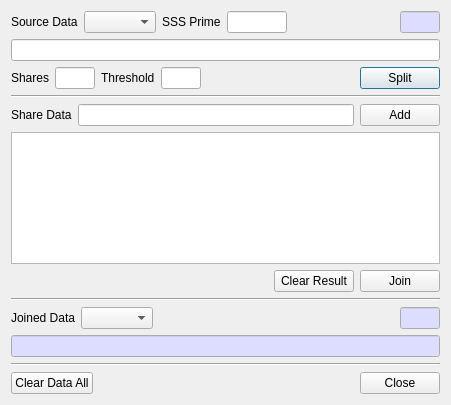
Qt form BerEditor/sss_dlg.ui (jykim74/BerEditor) before a commit.
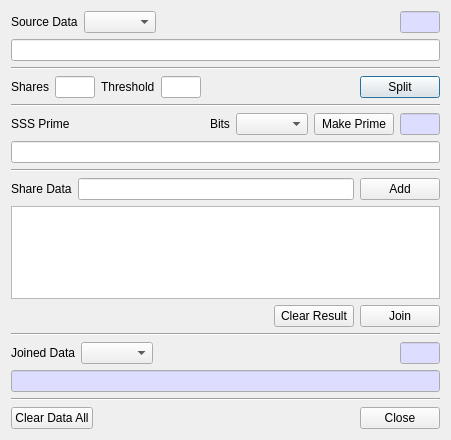
The same form after that commit.

Commit message: OpenSSL SSS 버그 수정

Patch:
```diff
--- a/BerEditor/sss_dlg.ui
+++ b/BerEditor/sss_dlg.ui
@@ -7,7 +7,7 @@
     <x>0</x>
     <y>0</y>
     <width>451</width>
-    <height>405</height>
+    <height>440</height>
    </rect>
   </property>
   <property name="windowTitle">
@@ -36,13 +36,6 @@
        </property>
       </spacer>
      </item>
-     <item row="0" column="2">
-      <widget class="QLabel" name="label_6">
-       <property name="text">
-        <string>SSS Prime</string>
-       </property>
-      </widget>
-     </item>
      <item row="0" column="5">
       <widget class="QLineEdit" name="mSrcLenText">
        <property name="maximumSize">
@@ -96,30 +89,18 @@
      <item row="0" column="1">
       <widget class="QComboBox" name="mSrcTypeCombo"/>
      </item>
-     <item row="0" column="3">
-      <widget class="QLineEdit" name="mPrimeText">
-       <property name="minimumSize">
-        <size>
-         <width>60</width>
-         <height>0</height>
-        </size>
-       </property>
-       <property name="maximumSize">
-        <size>
-         <width>60</width>
-         <height>16777215</height>
-        </size>
-       </property>
-       <property name="maxLength">
-        <number>10</number>
-       </property>
-      </widget>
-     </item>
     </layout>
    </item>
    <item>
     <widget class="QLineEdit" name="mSrcText"/>
    </item>
+   <item>
+    <widget class="Line" name="line_3">
+     <property name="orientation">
+      <enum>Qt::Horizontal</enum>
+     </property>
+    </widget>
+   </item>
    <item>
     <layout class="QGridLayout" name="gridLayout_6">
      <property name="topMargin">
@@ -181,6 +162,129 @@
      </item>
     </layout>
    </item>
+   <item>
+    <widget class="Line" name="line_5">
+     <property name="orientation">
+      <enum>Qt::Horizontal</enum>
+     </property>
+    </widget>
+   </item>
+   <item>
+    <layout class="QGridLayout" name="gridLayout_2">
+     <property name="topMargin">
+      <number>0</number>
+     </property>
+     <item row="0" column="1">
+      <spacer name="horizontalSpacer_6">
+       <property name="orientation">
+        <enum>Qt::Horizontal</enum>
+       </property>
+       <property name="sizeHint" stdset="0">
+        <size>
+         <width>40</width>
+         <height>20</height>
+        </size>
+       </property>
+      </spacer>
+     </item>
+     <item row="0" column="3">
+      <widget class="QComboBox" name="mPrimeBitsCombo"/>
+     </item>
+     <item row="0" column="5">
+      <widget class="QLineEdit" name="mPrimeLenText">
+       <property name="minimumSize">
+        <size>
+         <width>40</width>
+         <height>0</height>
+        </size>
+       </property>
+       <property name="maximumSize">
+        <size>
+         <width>40</width>
+         <height>16777215</height>
+        </size>
+       </property>
+       <property name="palette">
+        <palette>
+         <active>
+          <colorrole role="Base">
+           <brush brushstyle="SolidPattern">
+            <color alpha="255">
+             <red>221</red>
+             <green>221</green>
+             <blue>255</blue>
+            </color>
+           </brush>
+          </colorrole>
+         </active>
+         <inactive>
+          <colorrole role="Base">
+           <brush brushstyle="SolidPattern">
+            <color alpha="255">
+             <red>221</red>
+             <green>221</green>
+             <blue>255</blue>
+            </color>
+           </brush>
+          </colorrole>
+         </inactive>
+         <disabled/>
+        </palette>
+       </property>
+       <property name="readOnly">
+        <bool>true</bool>
+       </property>
+      </widget>
+     </item>
+     <item row="0" column="4">
+      <widget class="QPushButton" name="mMakePrimeBtn">
+       <property name="text">
+        <string>Make Prime</string>
+       </property>
+      </widget>
+     </item>
+     <item row="0" column="0">
+      <widget class="QLabel" name="label_6">
+       <property name="text">
+        <string>SSS Prime</string>
+       </property>
+      </widget>
+     </item>
+     <item row="0" column="2">
+      <widget class="QLabel" name="label_7">
+       <property name="text">
+        <string>Bits</string>
+       </property>
+      </widget>
+     </item>
+    </layout>
+   </item>
+   <item>
+    <layout class="QGridLayout" name="gridLayout_8">
+     <property name="topMargin">
+      <number>0</number>
+     </property>
+     <item row="0" column="0">
+      <widget class="QLineEdit" name="mPrimeText">
+       <property name="minimumSize">
+        <size>
+         <width>0</width>
+         <height>0</height>
+        </size>
+       </property>
+       <property name="maximumSize">
+        <size>
+         <width>16777215</width>
+         <height>16777215</height>
+        </size>
+       </property>
+       <property name="maxLength">
+        <number>32767</number>
+       </property>
+      </widget>
+     </item>
+    </layout>
+   </item>
    <item>
     <widget class="Line" name="line_2">
      <property name="orientation">
```
The commit also changes 2 other files.
